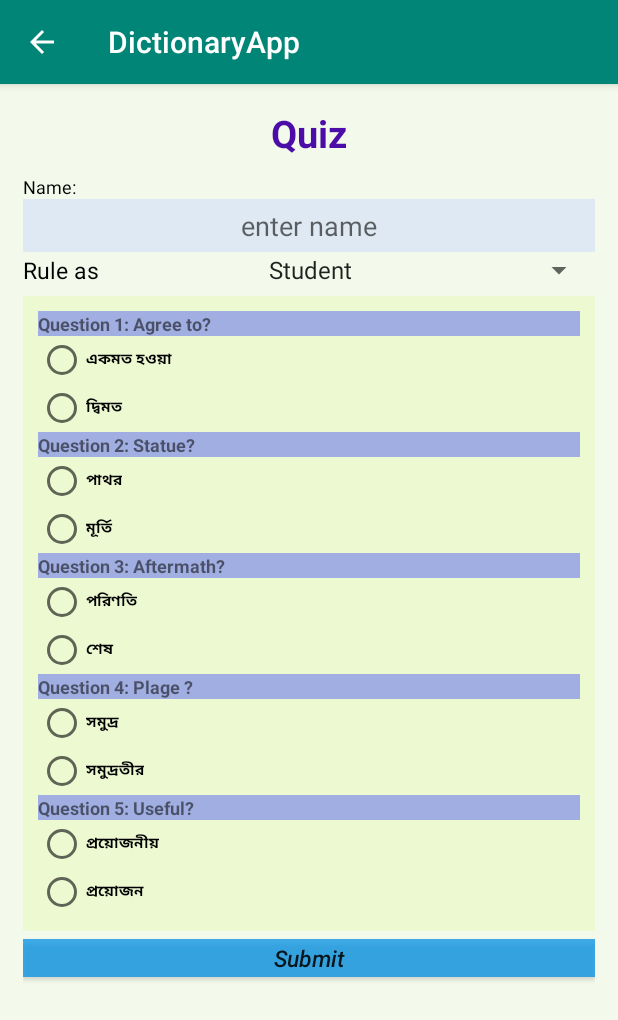
After one commit to HRahman1777/DictionaryApp, an Android app: the Quiz screen opened directly, with no data from a screen before it, on a phone screen of 412 x 824 dp. The commit adds this screen. Shown: the top 1020 px of the screen. Run offline under Robolectric (Android 15) with nearby library versions, the phone set to English and light mode, and no system bars.

Commit message:
finalizing(quiz added)

```diff
--- a/app/src/main/java/com/example/dictionaryapp/MainDictonary.java
+++ b/app/src/main/java/com/example/dictionaryapp/MainDictonary.java
@@ -74,7 +74,6 @@ public class MainDictonary extends AppCompatActivity {
                 ArrayAdapter<String> adapter = new ArrayAdapter<String>(getApplicationContext(), android.R.layout.simple_list_item_1, uploads);
                 listView.setAdapter(adapter);
 
-
             }
 
             @Override
--- /dev/null
+++ b/app/src/main/java/com/example/dictionaryapp/Quiz.java
@@ -0,0 +1,115 @@
+package com.example.dictionaryapp;
+
+import androidx.appcompat.app.AppCompatActivity;
+
+import android.content.Intent;
+import android.os.Bundle;
+import android.view.View;
+import android.widget.AdapterView;
+import android.widget.ArrayAdapter;
+import android.widget.Button;
+import android.widget.EditText;
+import android.widget.RadioButton;
+import android.widget.Spinner;
+import android.widget.TextView;
+import android.widget.Toast;
+
+public class Quiz extends AppCompatActivity implements AdapterView.OnItemSelectedListener{
+
+    public Button submitBtnQuiz;
+    public Spinner spinner;
+    public RadioButton radioButtonOne, radioButtonTwo, radioButtonThree, radioButtonFour, radioButtonFive,
+    radioButtonSix, radioButtonSeven, radioButtonEight, radioButtonNine, radioButtonTen;
+
+    //public TextView textViewOne, textViewTwo, textViewThree, textViewFour, textViewFive;
+
+    public EditText editTextNameExmne;
+
+    public String strRuleas="";
+
+    @Override
+    protected void onCreate(Bundle savedInstanceState) {
+        super.onCreate(savedInstanceState);
+        setContentView(R.layout.activity_quiz);
+
+        submitBtnQuiz = findViewById(R.id.submitQuizBtnID);
+        editTextNameExmne = findViewById(R.id.nameETquizID);
+
+        radioButtonOne = findViewById(R.id.radioBtnOneID);
+        radioButtonTwo = findViewById(R.id.radioBtnTwoID);
+        radioButtonThree = findViewById(R.id.radioBtnThreeID);
+        radioButtonFour = findViewById(R.id.radioBtnFourID);
+        radioButtonFive = findViewById(R.id.radioBtnFiveID);
+        radioButtonSix = findViewById(R.id.radioBtnSixID);
+        radioButtonSeven = findViewById(R.id.radioBtnSevenID);
+        radioButtonEight = findViewById(R.id.radioBtnEightID);
+        radioButtonNine = findViewById(R.id.radioBtnNineID);
+        radioButtonTen = findViewById(R.id.radioBtnTenID);
+/*
+        textViewOne = findViewById(R.id.quesOneID);
+        textViewTwo = findViewById(R.id.quesTwoID);
+        textViewThree = findViewById(R.id.quesThreeID);
+        textViewFour = findViewById(R.id.quesFourID);
+        textViewFive = findViewById(R.id.quesFiveID);
+*/
+        spinner = findViewById(R.id.spinnerID);
+        ArrayAdapter<CharSequence>myArrayAdapter;
+        myArrayAdapter = ArrayAdapter.createFromResource(this, R.array.rule_as, android.R.layout.simple_spinner_item);
+        spinner.setAdapter(myArrayAdapter);
+        spinner.setOnItemSelectedListener(this);
+
+
+
+        submitBtnQuiz.setOnClickListener(new View.OnClickListener() {
+            @Override
+            public void onClick(View v) {
+                int count=0;
+
+                if (radioButtonOne.isChecked()) {
+                    count++;
+                }
+                if (radioButtonFour.isChecked()){
+                    count++;
+                }
+                if (radioButtonFive.isChecked()){
+                    count++;
+                }
+                if (radioButtonEight.isChecked()){
+                    count++;
+                }
+                if (radioButtonNine.isChecked()){
+                    count++;
+                }
+
+                String strName;
+                strName = editTextNameExmne.getText().toString();
+                if (strName.equals("")){
+                    Toast.makeText(getApplicationContext(),"Please Enter Name!",Toast.LENGTH_SHORT).show();
+                }else{
+                    Intent intent = new Intent((Quiz.this),(Result.class));
+                    intent.putExtra("name",strName);
+                    intent.putExtra("marks",count);
+                    intent.putExtra("ruleSelect",strRuleas);
+                    startActivity(intent);
+                }
+            }
+        });
+
+
+    }
+
+    @Override
+    public void onItemSelected(AdapterView<?> parent, View view, int position, long id) {
+        String selectedValue = parent.getItemAtPosition(position).toString();
+        if (selectedValue.equals("Student")) {
+            strRuleas = selectedValue;
+        } else if (selectedValue.equals("Guest")) {
+            strRuleas = selectedValue;
+        }
+    }
+
+    @Override
+    public void onNothingSelected(AdapterView<?> parent) {
+
+    }
+}
--- /dev/null
+++ b/app/src/main/res/layout/activity_quiz.xml
@@ -0,0 +1,249 @@
+<?xml version="1.0" encoding="utf-8"?>
+<LinearLayout xmlns:android="http://schemas.android.com/apk/res/android"
+    xmlns:app="http://schemas.android.com/apk/res-auto"
+    xmlns:tools="http://schemas.android.com/tools"
+    android:layout_width="match_parent"
+    android:layout_height="match_parent"
+    android:orientation="vertical"
+    android:padding="15dp"
+    android:background="#4BDFF7C5"
+    tools:context=".Quiz">
+
+
+    <TextView
+        android:layout_width="match_parent"
+        android:layout_height="wrap_content"
+        android:text="Quiz"
+        android:textSize="25dp"
+        android:gravity="center"
+        android:layout_gravity="top"
+        android:layout_marginBottom="10dp"
+        android:textColor="#4C0CA7"
+        android:textStyle="bold"
+        />
+
+    <TextView
+        android:layout_width="wrap_content"
+        android:layout_height="wrap_content"
+        android:text="Name: "
+        android:textSize="12dp"
+        android:textColor="#000"
+        />
+
+    <EditText
+        android:id="@+id/nameETquizID"
+        android:gravity="center"
+        android:layout_width="match_parent"
+        android:layout_height="35dp"
+        android:hint="enter name"
+        android:textColor="#000"
+        android:background="#DEE9F3"
+        />
+
+    <LinearLayout
+        android:layout_width="match_parent"
+        android:layout_height="wrap_content"
+        android:weightSum="2"
+        android:orientation="horizontal"
+        android:layout_marginBottom="5dp"
+        >
+        <TextView
+            android:layout_width="wrap_content"
+            android:layout_height="wrap_content"
+            android:text="Rule as"
+            android:textColor="#000"
+            android:textSize="15dp"
+            android:layout_weight="1"
+            />
+        <Spinner
+            android:id="@+id/spinnerID"
+            android:layout_width="wrap_content"
+            android:layout_height="wrap_content"
+            android:textSize="12dp"
+            android:layout_weight="1"
+            />
+
+    </LinearLayout>
+
+
+    <LinearLayout
+        android:layout_width="match_parent"
+        android:layout_height="wrap_content"
+        android:orientation="vertical"
+        android:padding="10dp"
+        android:background="#60E1F7A4"
+        >
+        <TextView
+            android:id="@+id/quesOneID"
+            android:layout_width="match_parent"
+            android:layout_height="wrap_content"
+            android:text="Question 1: Agree to?"
+            android:textSize="12dp"
+            android:background="#9C6F80EC"
+            android:textStyle="bold"
+            />
+
+        <RadioGroup
+            android:layout_width="wrap_content"
+            android:layout_height="wrap_content"
+            >
+
+            <RadioButton
+                android:id="@+id/radioBtnOneID"
+                android:layout_width="match_parent"
+                android:layout_height="wrap_content"
+                android:textSize="10dp"
+                android:textStyle="bold"
+                android:text="একমত হওয়া" />
+
+            <RadioButton
+                android:id="@+id/radioBtnTwoID"
+                android:layout_width="match_parent"
+                android:layout_height="wrap_content"
+                android:textSize="10dp"
+                android:textStyle="bold"
+                android:text="দ্বিমত" />
+        </RadioGroup>
+
+        <TextView
+            android:id="@+id/quesTwoID"
+            android:layout_width="match_parent"
+            android:layout_height="wrap_content"
+            android:text="Question 2: Statue? "
+            android:textSize="12dp"
+            android:background="#9C6F80EC"
+            android:textStyle="bold"
+            />
+
+        <RadioGroup
+            android:layout_width="wrap_content"
+            android:layout_height="wrap_content"
+            >
+
+            <RadioButton
+                android:id="@+id/radioBtnThreeID"
+                android:layout_width="match_parent"
+                android:layout_height="wrap_content"
+                android:textSize="10dp"
+                android:textStyle="bold"
+                android:text="পাথর" />
+
+            <RadioButton
+                android:id="@+id/radioBtnFourID"
+                android:layout_width="match_parent"
+                android:layout_height="wrap_content"
+                android:textSize="10dp"
+                android:textStyle="bold"
+                android:text="মূর্তি" />
+        </RadioGroup>
+
+        <TextView
+            android:id="@+id/quesThreeID"
+            android:layout_width="match_parent"
+            android:layout_height="wrap_content"
+            android:text="Question 3: Aftermath? "
+            android:textSize="12dp"
+            android:background="#9C6F80EC"
+            android:textStyle="bold"
+            />
+
+        <RadioGroup
+            android:layout_width="wrap_content"
+            android:layout_height="wrap_content"
+            android:id="@+id/threeradioGroupID"
+            >
+            <RadioButton
+                android:id="@+id/radioBtnFiveID"
+                android:layout_width="match_parent"
+                android:layout_height="wrap_content"
+                android:textSize="10dp"
+                android:textStyle="bold"
+                android:text="পরিণতি" />
+
+            <RadioButton
+                android:id="@+id/radioBtnSixID"
+                android:layout_width="match_parent"
+                android:layout_height="wrap_content"
+                android:textSize="10dp"
+                android:textStyle="bold"
+                android:text="শেষ" />
+        </RadioGroup>
+
+        <TextView
+            android:id="@+id/quesFourID"
+            android:layout_width="match_parent"
+            android:layout_height="wrap_content"
+            android:text="Question 4: Plage ? "
+            android:textSize="12dp"
+            android:background="#9C6F80EC"
+            android:textStyle="bold" />
+
+        <RadioGroup
+            android:layout_width="wrap_content"
+            android:layout_height="wrap_content"
+            >
+
+            <RadioButton
+                android:id="@+id/radioBtnSevenID"
+                android:layout_width="match_parent"
+                android:layout_height="wrap_content"
+                android:textSize="10dp"
+                android:textStyle="bold"
+                android:text="সমুদ্র" />
+
+            <RadioButton
+                android:id="@+id/radioBtnEightID"
+                android:layout_width="match_parent"
+                android:layout_height="wrap_content"
+                android:textSize="10dp"
+                android:textStyle="bold"
+                android:text="সমুদ্রতীর" />
+        </RadioGroup>
+
+        <TextView
+            android:id="@+id/quesFiveID"
+            android:layout_width="match_parent"
+            android:layout_height="wrap_content"
+            android:text="Question 5: Useful?"
+            android:textSize="12dp"
+            android:background="#9C6F80EC"
+            android:textStyle="bold" />
+
+        <RadioGroup
+            android:layout_width="wrap_content"
+            android:layout_height="wrap_content"
+            android:id="@+id/FiveradioGroupID">
+
+            <RadioButton
+                android:id="@+id/radioBtnNineID"
+                android:layout_width="match_parent"
+                android:layout_height="wrap_content"
+                android:textSize="10dp"
+                android:textStyle="bold"
+                android:text="প্রয়োজনীয়" />
+
+            <RadioButton
+                android:id="@+id/radioBtnTenID"
+                android:layout_width="match_parent"
+                android:layout_height="wrap_content"
+                android:textSize="10dp"
+                android:textStyle="bold"
+                android:text="প্রয়োজন" />
+        </RadioGroup>
+    </LinearLayout>
+
+
+
+    <Button
+        android:id="@+id/submitQuizBtnID"
+        android:layout_marginTop="5dp"
+        android:layout_width="match_parent"
+        android:layout_height="25dp"
+        android:text="Submit"
+        android:textSize="15dp"
+        android:background="#BC0091EA"
+        android:textStyle="italic"
+        android:textAllCaps="false" />
+
+
+</LinearLayout>
--- a/app/src/main/res/values/strings.xml
+++ b/app/src/main/res/values/strings.xml
@@ -17,5 +17,10 @@ In this app here used Firebase as database. Admin can see feedback and also can
         Department: CSE (49th Batch)
     </string>
 
+    <string-array name="rule_as">
+        <item>Student</item>
+        <item>Guest</item>
+    </string-array>
+
 
 </resources>
```
Also changed, not shown: app/src/main/AndroidManifest.xml (+7 -2 lines), app/src/main/java/com/example/dictionaryapp/FeedbackDetails.java (+4 -4 lines), app/src/main/java/com/example/dictionaryapp/MainActivity.java (+10 -1 lines), app/src/main/java/com/example/dictionaryapp/Result.java (added, +44 -0 lines), app/src/main/res/layout-v21/activity_main.xml (+13 -0 lines), app/src/main/res/layout/activity_result.xml (added, +71 -0 lines).
